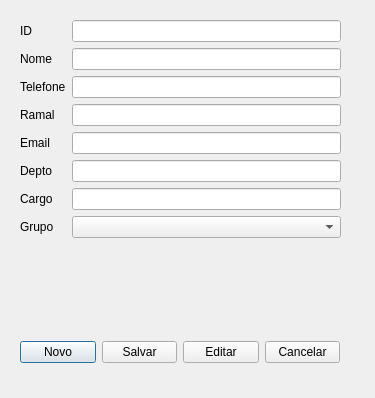
First picture: the form in gerenciapessoas.ui, repository brunosr1985/TCC_NayBru, before the edit.
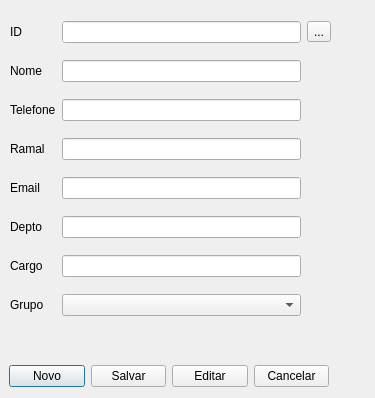
Second picture: the form after the edit.

Commit message:
Novo Layout
Foi revisto todo o layout do sistema, o antigo não funcionava muito bem, agora praticamente todas as janelas são criadas na Janela Principal, as buscas e cadastros foram separados, agora falta a busca fazer edição, depois é só focar nos relatórios

```diff
--- a/gerenciapessoas.ui
+++ b/gerenciapessoas.ui
@@ -13,110 +13,11 @@
   <property name="windowTitle">
    <string>Kaizen Birth Edition</string>
   </property>
-  <widget class="QWidget" name="layoutWidget">
-   <property name="geometry">
-    <rect>
-     <x>20</x>
-     <y>20</y>
-     <width>321</width>
-     <height>241</height>
-    </rect>
-   </property>
-   <layout class="QFormLayout" name="formLayout">
-    <item row="0" column="0">
-     <widget class="QLabel" name="label">
-      <property name="text">
-       <string>ID</string>
-      </property>
-     </widget>
-    </item>
-    <item row="2" column="1">
-     <widget class="QLineEdit" name="lineEdit_2"/>
-    </item>
-    <item row="4" column="1">
-     <widget class="QLineEdit" name="lineEdit_3"/>
-    </item>
-    <item row="5" column="1">
-     <widget class="QLineEdit" name="lineEdit_5"/>
-    </item>
-    <item row="7" column="1">
-     <widget class="QLineEdit" name="lineEdit_4"/>
-    </item>
-    <item row="9" column="1">
-     <widget class="QLineEdit" name="lineEdit_6"/>
-    </item>
-    <item row="10" column="1">
-     <widget class="QLineEdit" name="lineEdit_7"/>
-    </item>
-    <item row="11" column="1">
-     <widget class="QComboBox" name="comboBox"/>
-    </item>
-    <item row="11" column="0">
-     <widget class="QLabel" name="label_7">
-      <property name="text">
-       <string>Grupo</string>
-      </property>
-     </widget>
-    </item>
-    <item row="10" column="0">
-     <widget class="QLabel" name="label_6">
-      <property name="text">
-       <string>Cargo</string>
-      </property>
-     </widget>
-    </item>
-    <item row="9" column="0">
-     <widget class="QLabel" name="label_4">
-      <property name="text">
-       <string>Depto</string>
-      </property>
-     </widget>
-    </item>
-    <item row="7" column="0">
-     <widget class="QLabel" name="label_3">
-      <property name="text">
-       <string>Email</string>
-      </property>
-     </widget>
-    </item>
-    <item row="4" column="0">
-     <widget class="QLabel" name="label_8">
-      <property name="text">
-       <string>Telefone</string>
-      </property>
-     </widget>
-    </item>
-    <item row="5" column="0">
-     <widget class="QLabel" name="label_5">
-      <property name="text">
-       <string>Ramal</string>
-      </property>
-     </widget>
-    </item>
-    <item row="2" column="0">
-     <widget class="QLabel" name="label_2">
-      <property name="text">
-       <string>Nome</string>
-      </property>
-     </widget>
-    </item>
-    <item row="0" column="1">
-     <widget class="QLineEdit" name="lineEdit">
-      <property name="autoFillBackground">
-       <bool>true</bool>
-      </property>
-      <property name="readOnly">
-       <bool>true</bool>
-      </property>
-     </widget>
-    </item>
-   </layout>
-  </widget>
   <widget class="QWidget" name="layoutWidget_2">
    <property name="geometry">
     <rect>
-     <x>20</x>
-     <y>340</y>
+     <x>9</x>
+     <y>364</y>
      <width>320</width>
      <height>25</height>
     </rect>
@@ -152,6 +53,112 @@
     </item>
    </layout>
   </widget>
+  <widget class="QWidget" name="">
+   <property name="geometry">
+    <rect>
+     <x>10</x>
+     <y>10</y>
+     <width>321</width>
+     <height>321</height>
+    </rect>
+   </property>
+   <layout class="QGridLayout" name="gridLayout">
+    <item row="0" column="0">
+     <widget class="QLabel" name="label">
+      <property name="text">
+       <string>ID</string>
+      </property>
+     </widget>
+    </item>
+    <item row="0" column="1">
+     <widget class="QLineEdit" name="lineEdit">
+      <property name="autoFillBackground">
+       <bool>true</bool>
+      </property>
+      <property name="readOnly">
+       <bool>true</bool>
+      </property>
+     </widget>
+    </item>
+    <item row="0" column="2">
+     <widget class="QToolButton" name="toolButton">
+      <property name="text">
+       <string>...</string>
+      </property>
+     </widget>
+    </item>
+    <item row="1" column="0">
+     <widget class="QLabel" name="label_2">
+      <property name="text">
+       <string>Nome</string>
+      </property>
+     </widget>
+    </item>
+    <item row="1" column="1">
+     <widget class="QLineEdit" name="lineEdit_2"/>
+    </item>
+    <item row="2" column="0">
+     <widget class="QLabel" name="label_8">
+      <property name="text">
+       <string>Telefone</string>
+      </property>
+     </widget>
+    </item>
+    <item row="2" column="1">
+     <widget class="QLineEdit" name="lineEdit_3"/>
+    </item>
+    <item row="3" column="0">
+     <widget class="QLabel" name="label_5">
+      <property name="text">
+       <string>Ramal</string>
+      </property>
+     </widget>
+    </item>
+    <item row="3" column="1">
+     <widget class="QLineEdit" name="lineEdit_5"/>
+    </item>
+    <item row="4" column="0">
+     <widget class="QLabel" name="label_3">
+      <property name="text">
+       <string>Email</string>
+      </property>
+     </widget>
+    </item>
+    <item row="4" column="1">
+     <widget class="QLineEdit" name="lineEdit_4"/>
+    </item>
+    <item row="5" column="0">
+     <widget class="QLabel" name="label_4">
+      <property name="text">
+       <string>Depto</string>
+      </property>
+     </widget>
+    </item>
+    <item row="5" column="1">
+     <widget class="QLineEdit" name="lineEdit_6"/>
+    </item>
+    <item row="6" column="0">
+     <widget class="QLabel" name="label_6">
+      <property name="text">
+       <string>Cargo</string>
+      </property>
+     </widget>
+    </item>
+    <item row="6" column="1">
+     <widget class="QLineEdit" name="lineEdit_7"/>
+    </item>
+    <item row="7" column="0">
+     <widget class="QLabel" name="label_7">
+      <property name="text">
+       <string>Grupo</string>
+      </property>
+     </widget>
+    </item>
+    <item row="7" column="1">
+     <widget class="QComboBox" name="comboBox"/>
+    </item>
+   </layout>
+  </widget>
  </widget>
  <resources/>
  <connections/>
```
The commit also changes 17 other files.
